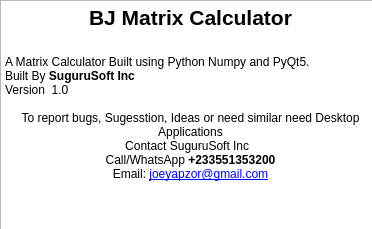
Before: the Qt Designer form UI/about.ui in joseph-salmawobil/matrix-calculator-python, drawn with Qt 5.
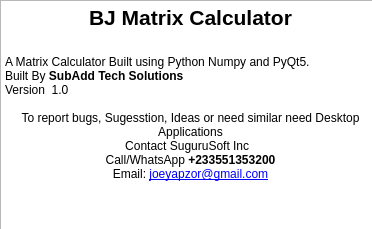
After: the same form once the commit is applied. Icons and pictures are not drawn.

What changed in the file:
```diff
--- a/UI/about.ui
+++ b/UI/about.ui
@@ -39,7 +39,7 @@
 &lt;/style&gt;&lt;/head&gt;&lt;body style=&quot; font-family:'Sans Serif'; font-size:9pt; font-weight:400; font-style:normal;&quot;&gt;
 &lt;p align=&quot;center&quot; style=&quot; margin-top:0px; margin-bottom:0px; margin-left:0px; margin-right:0px; -qt-block-indent:0; text-indent:0px;&quot;&gt;&lt;span style=&quot; font-size:16pt; font-weight:600;&quot;&gt;BJ Matrix Calculator&lt;/span&gt;&lt;/p&gt;
 &lt;p align=&quot;center&quot; style=&quot;-qt-paragraph-type:empty; margin-top:0px; margin-bottom:0px; margin-left:0px; margin-right:0px; -qt-block-indent:0; text-indent:0px; font-size:16pt; font-weight:600;&quot;&gt;&lt;br /&gt;&lt;/p&gt;
-&lt;p style=&quot; margin-top:0px; margin-bottom:0px; margin-left:0px; margin-right:0px; -qt-block-indent:0; text-indent:0px;&quot;&gt;A Matrix Calculator Built using Python Numpy and PyQt5.&lt;br /&gt;Built By &lt;span style=&quot; font-weight:600;&quot;&gt;SuguruSoft Inc&lt;/span&gt;&lt;/p&gt;
+&lt;p style=&quot; margin-top:0px; margin-bottom:0px; margin-left:0px; margin-right:0px; -qt-block-indent:0; text-indent:0px;&quot;&gt;A Matrix Calculator Built using Python Numpy and PyQt5.&lt;br /&gt;Built By &lt;span style=&quot; font-weight:600;&quot;&gt;SubAdd Tech Solutions&lt;/span&gt;&lt;/p&gt;
 &lt;p style=&quot; margin-top:0px; margin-bottom:0px; margin-left:0px; margin-right:0px; -qt-block-indent:0; text-indent:0px;&quot;&gt;Version  1.0 &lt;/p&gt;
 &lt;p style=&quot;-qt-paragraph-type:empty; margin-top:0px; margin-bottom:0px; margin-left:0px; margin-right:0px; -qt-block-indent:0; text-indent:0px;&quot;&gt;&lt;br /&gt;&lt;/p&gt;
 &lt;p align=&quot;center&quot; style=&quot; margin-top:0px; margin-bottom:0px; margin-left:0px; margin-right:0px; -qt-block-indent:0; text-indent:0px;&quot;&gt;To report bugs, Sugesstion, Ideas or need similar need Desktop Applications&lt;/p&gt;
```
